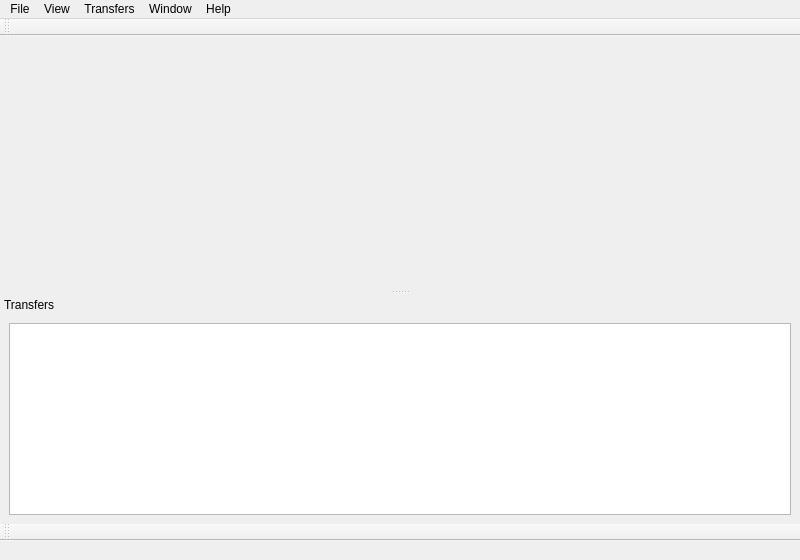
apavelm/stildcpp, file ui/mainwindow.ui: the form before one commit.
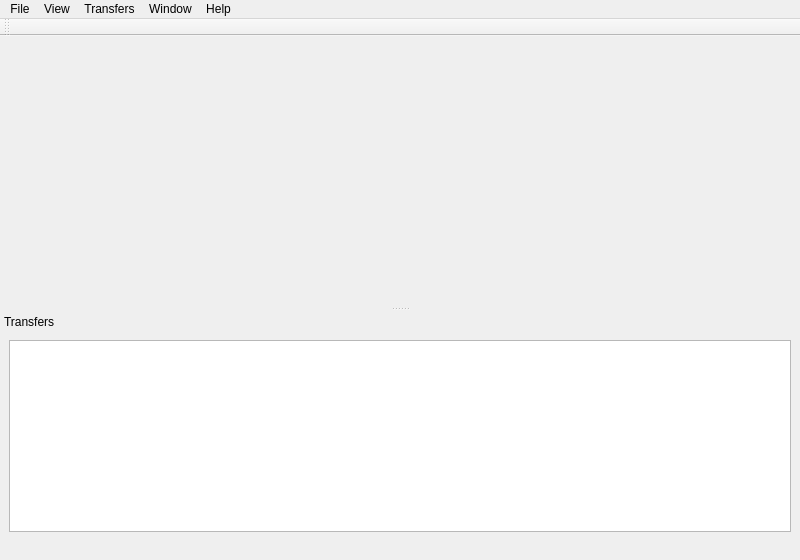
The form after the commit.

What changed in the file:
```diff
--- a/ui/mainwindow.ui
+++ b/ui/mainwindow.ui
@@ -100,34 +100,6 @@
     <bool>false</bool>
    </property>
   </widget>
-  <widget class="QToolBar" name="WindowToolBar" >
-   <property name="font" >
-    <font>
-     <pointsize>7</pointsize>
-    </font>
-   </property>
-   <property name="windowTitle" >
-    <string>WindowToolBar</string>
-   </property>
-   <property name="autoFillBackground" >
-    <bool>false</bool>
-   </property>
-   <property name="allowedAreas" >
-    <set>Qt::BottomToolBarArea|Qt::NoToolBarArea|Qt::TopToolBarArea</set>
-   </property>
-   <property name="toolButtonStyle" >
-    <enum>Qt::ToolButtonTextOnly</enum>
-   </property>
-   <property name="floatable" >
-    <bool>false</bool>
-   </property>
-   <attribute name="toolBarArea" >
-    <enum>BottomToolBarArea</enum>
-   </attribute>
-   <attribute name="toolBarBreak" >
-    <bool>false</bool>
-   </attribute>
-  </widget>
   <widget class="QDockWidget" name="TransDock" >
    <property name="features" >
     <set>QDockWidget::DockWidgetMovable</set>
```
Left out of the diff: 15 changed lines with no effect on the pictures.
